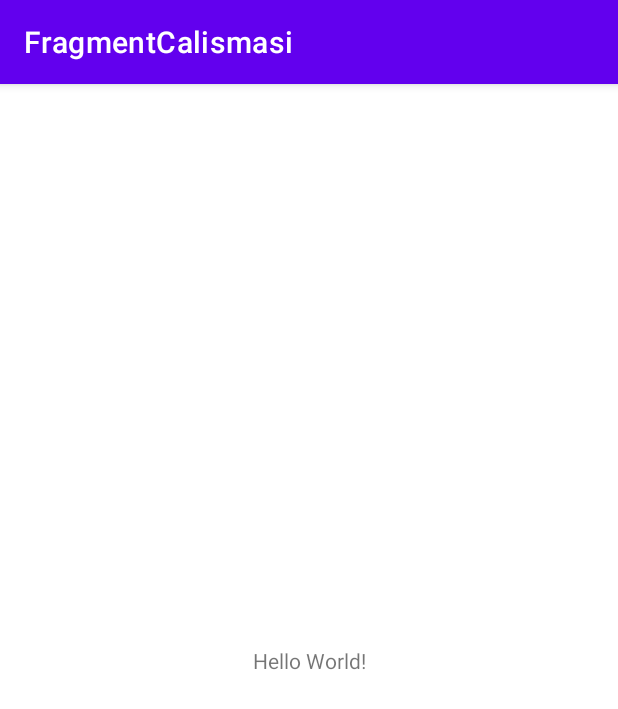
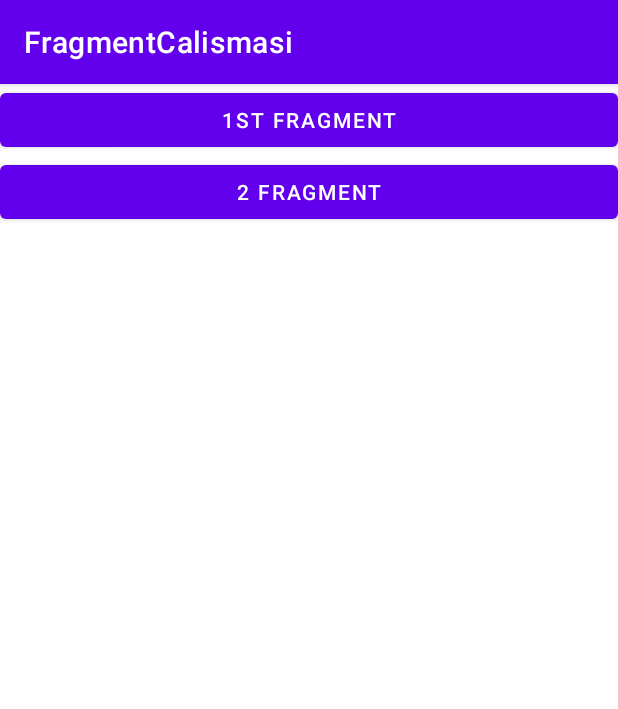
Before and after one commit to enesaks/AndroidCalismalarim, an Android app: the screen it shows after launch (MainActivity), on a phone screen of 412 x 824 dp. Shown: the top 709 px of the screen. Run offline under Robolectric (Android 15) with nearby library versions, the phone set to English and light mode, and no system bars.

Commit message:
FragmentCalismasi

```diff
--- a/FragmentCalismasi/app/src/main/res/layout/activity_main.xml
+++ b/FragmentCalismasi/app/src/main/res/layout/activity_main.xml
@@ -1,18 +1,41 @@
 <?xml version="1.0" encoding="utf-8"?>
-<androidx.constraintlayout.widget.ConstraintLayout xmlns:android="http://schemas.android.com/apk/res/android"
+<LinearLayout
+    xmlns:android="http://schemas.android.com/apk/res/android"
     xmlns:app="http://schemas.android.com/apk/res-auto"
     xmlns:tools="http://schemas.android.com/tools"
+    android:orientation="vertical"
     android:layout_width="match_parent"
     android:layout_height="match_parent"
     tools:context=".MainActivity">
 
-    <TextView
-        android:layout_width="wrap_content"
+    <LinearLayout
+        android:layout_width="match_parent"
         android:layout_height="wrap_content"
-        android:text="Hello World!"
-        app:layout_constraintBottom_toBottomOf="parent"
-        app:layout_constraintEnd_toEndOf="parent"
-        app:layout_constraintStart_toStartOf="parent"
-        app:layout_constraintTop_toTopOf="parent" />
+        android:orientation="vertical">
+        <Button
+            android:id="@+id/firstFragment"
+            android:layout_width="match_parent"
+            android:layout_height="wrap_content"
+            android:onClick="goToFirstFragment"
+            android:text="1ST Fragment" />
 
-</androidx.constraintlayout.widget.ConstraintLayout>
+        <Button
+            android:id="@+id/secondFragment"
+            android:layout_width="match_parent"
+            android:layout_height="wrap_content"
+            android:onClick="goToSecondFragment"
+            android:text="2 Fragment" />
+
+    </LinearLayout>
+
+    <FrameLayout
+        android:id="@+id/fragment"
+        android:layout_width="match_parent"
+        android:layout_height="match_parent"
+        android:layout_weight="4">
+
+    </FrameLayout>
+
+
+
+</LinearLayout>
```
Also changed, not shown: FragmentCalismasi/app/src/main/java/com/enesaksu/fragmentcalismasi/FirstFragment.java (added, +29 -0 lines), FragmentCalismasi/app/src/main/java/com/enesaksu/fragmentcalismasi/MainActivity.java (+28 -0 lines), FragmentCalismasi/app/src/main/java/com/enesaksu/fragmentcalismasi/SecondFragment.java (added, +22 -0 lines), FragmentCalismasi/app/src/main/res/layout/fragment_first.xml (added, +18 -0 lines), FragmentCalismasi/app/src/main/res/layout/fragment_second.xml (added, +18 -0 lines).
